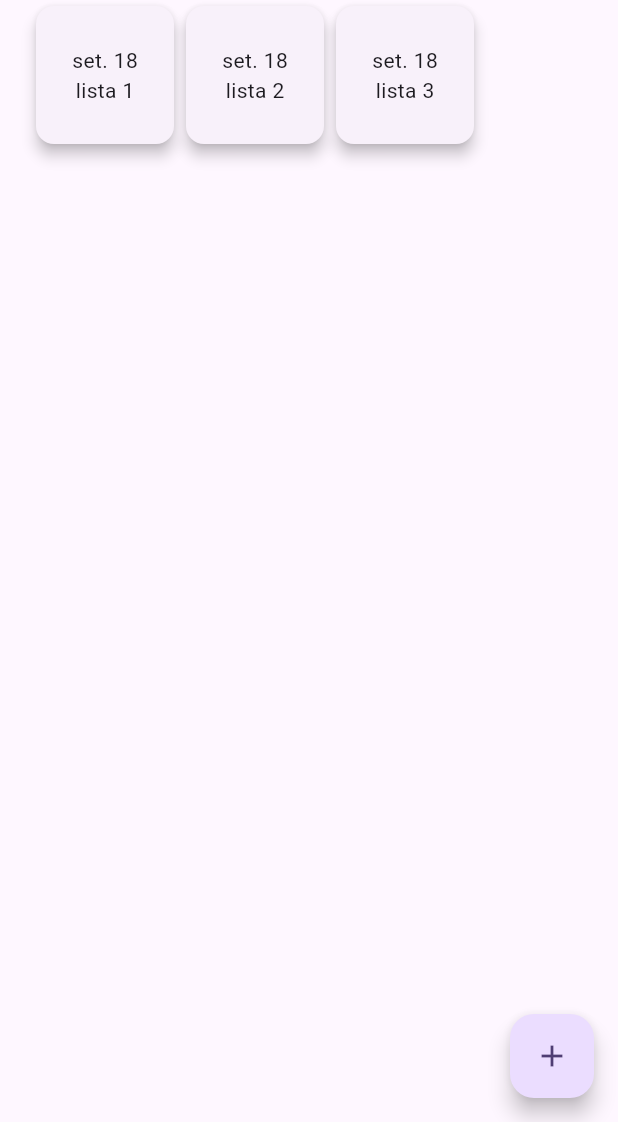
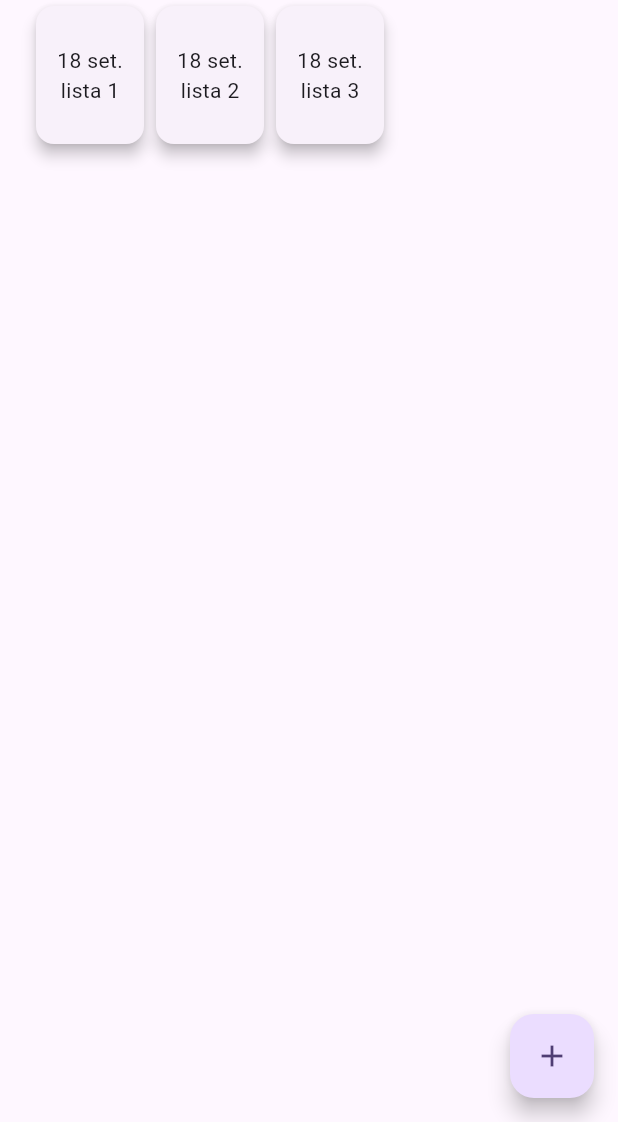
Before and after one commit to Tworres/super_lista_TCC, a Flutter app: the screen it shows after launch, on a phone screen of 412 x 824 dp, the part 114-1236 px from its top. Run offline on Flutter 3.47's test engine with Material 3 defaults, Android fonts, the phone set to English and light mode, and no system bars.

Commit message:
Refatoração + listas

```diff
--- a/lib/main.dart
+++ b/lib/main.dart
@@ -1,7 +1,6 @@
 import 'package:flutter/material.dart';
 import 'package:flutter_localizations/flutter_localizations.dart';
-import 'package:intl/intl.dart';
-import 'package:super_lista/pages/home.dart';
+import 'package:super_lista/screens/home_screen.dart';
 
 void main() {
   runApp(MyApp());
--- a/lib/modals/lista_de_compra.dart
+++ b/lib/modals/lista_de_compra.dart
@@ -1,11 +1,33 @@
+import 'package:super_lista/modals/lista_de_compra_item.dart';
+
 class ListaDeCompra {
   final int id;
-  final String titulo;
-  final DateTime data;
+  final DateTime? data;
+  final String? titulo;
 
   ListaDeCompra({
     required this.id,
-    required this.titulo,
-    required this.data,
+    this.data,
+    this.titulo,
   });
+
+  static final List<ListaDeCompra> _listaDeCompra = [
+    ListaDeCompra(id: 1, titulo: 'lista 1', data: DateTime.now()),
+    ListaDeCompra(id: 2, titulo: 'lista 2', data: DateTime.now()),
+    ListaDeCompra(id: 3, titulo: 'lista 3', data: DateTime.now()),
+  ];
+
+  static todos() {
+    return _listaDeCompra;
+  }
+
+  static inserir(ListaDeCompra lista) {
+    return ListaDeCompra._listaDeCompra.add(lista);
+  }
+
+  List<ListaDeCompraItem> listaDeCompraItens() {
+    return ListaDeCompraItem.todos().where((item) {
+      return item.listaDeCompraId == id;
+    }).toList();
+  }
 }
--- /dev/null
+++ b/lib/modals/lista_de_compra_item.dart
@@ -0,0 +1,36 @@
+class ListaDeCompraItem {
+  final int id;
+  final int listaDeCompraId;
+  final String? titulo;
+  final bool isConcluido;
+  final DateTime? concluidoEm;
+  final DateTime? criadoEm;
+  final int quantidade;
+  final double? valor;
+
+  ListaDeCompraItem({
+    required this.id,
+    required this.listaDeCompraId,
+    this.titulo,
+    this.isConcluido = false,
+    this.concluidoEm,
+    this.criadoEm,
+    this.quantidade = 1,
+    this.valor,
+  });
+
+  static final List<ListaDeCompraItem> _listaDeCompraItens = [
+    ListaDeCompraItem(id: 1, listaDeCompraId: 1, titulo: 'desodorante', valor: 17.9, criadoEm: DateTime.now()),
+    ListaDeCompraItem(id: 2, listaDeCompraId: 1, titulo: 'desodorante', valor: 17.9, criadoEm: DateTime.now()),
+    ListaDeCompraItem(id: 3, listaDeCompraId: 1, titulo: 'desodorante', valor: 17.9, criadoEm: DateTime.now()),
+    ListaDeCompraItem(id: 4, listaDeCompraId: 1, titulo: 'desodorante', valor: 17.9, criadoEm: DateTime.now()),
+  ];
+
+  static List<ListaDeCompraItem> todos() {
+    return ListaDeCompraItem._listaDeCompraItens;
+  }
+
+  static inserir(ListaDeCompraItem item) {
+    ListaDeCompraItem._listaDeCompraItens.add(item);
+  }
+}
--- a/lib/pages/home.dart
+++ /dev/null
@@ -1,67 +0,0 @@
-import 'package:flutter/material.dart';
-import 'package:intl/intl.dart';
-import 'package:super_lista/components/my_app_bar.dart';
-import 'package:super_lista/modals/lista_de_compra.dart';
-import 'package:super_lista/pages/lista_mercado.dart';
-
-class Home extends StatefulWidget {
-  const Home({super.key});
-
-  @override
-  State<Home> createState() => _HomeState();
-}
-
-class _HomeState extends State<Home> {
-  final List<ListaDeCompra> _listaDeCompras = [
-    ListaDeCompra(id: 1, titulo: 'lista 1', data: DateTime.now()),
-    ListaDeCompra(id: 2, titulo: 'lista 2', data: DateTime.now()),
-    ListaDeCompra(id: 3, titulo: 'lista 3', data: DateTime.now()),
-  ];
-
-  @override
-  Widget build(BuildContext context) {
-    return Scaffold(
-      appBar: myAppBar(),
-      body: Padding(
-        padding: const EdgeInsets.symmetric(horizontal: 20),
-        child: Column(
-          crossAxisAlignment: CrossAxisAlignment.start,
-          children: [
-            const Text(
-              'Listas',
-            ),
-            Row(
-              children: [
-                for (var lista in _listaDeCompras) ...[
-                  GestureDetector(
-                    onTap: () {
-                      Navigator.of(context).push(MaterialPageRoute(builder: (_) => ListaMercado(listaDeCompra: lista)));
-                    },
-                    child: SizedBox(
-                      width: 100,
-                      height: 100,
-                      child: Card(
-                        elevation: 4,
-                        child: Column(
-                          mainAxisAlignment: MainAxisAlignment.center,
-                          children: [
-                            Text(DateFormat('MMM dd', 'pt_br').format(lista.data)),
-                            Text(lista.titulo),
-                          ],
-                        ),
-                      ),
-                    ),
-                  )
-                ]
-              ],
-            )
-          ],
-        ),
-      ),
-      floatingActionButton: FloatingActionButton(
-        onPressed: () {},
-        child: const Icon(Icons.add),
-      ),
-    );
-  }
-}
--- /dev/null
+++ b/lib/screens/home_screen.dart
@@ -0,0 +1,84 @@
+import 'package:flutter/material.dart';
+import 'package:intl/intl.dart';
+import 'package:super_lista/blocs/lista_de_compra_form.dart';
+import 'package:super_lista/blocs/my_app_bar.dart';
+import 'package:super_lista/modals/lista_de_compra.dart';
+import 'package:super_lista/screens/lista_compra_itens_screen.dart';
+
+class Home extends StatefulWidget {
+  const Home({super.key});
+
+  @override
+  State<Home> createState() => _HomeState();
+}
+
+class _HomeState extends State<Home> {
+  final List<ListaDeCompra> _listaDeCompras = ListaDeCompra.todos();
+
+  _onListaDeCompraFormSubmit(String? titulo, DateTime? data) {
+    setState(() {
+      final newLista = ListaDeCompra(id: 4, data: data, titulo: titulo);
+      ListaDeCompra.inserir(newLista);
+    });
+  }
+
+  _showModalFormLista() {
+    showModalBottomSheet(
+        context: context,
+        builder: (ctx) {
+          return Padding(padding: EdgeInsets.symmetric(horizontal: 20), child: ListaDeCompraForm(onSubmit: _onListaDeCompraFormSubmit));
+        });
+  }
+
+  @override
+  Widget build(BuildContext context) {
+    return Scaffold(
+      appBar: myAppBar(),
+      body: Column(
+        crossAxisAlignment: CrossAxisAlignment.start,
+        children: [
+          const Padding(
+            padding: EdgeInsets.symmetric(horizontal: 20),
+            child: Text('Listas'),
+          ),
+          SizedBox(
+            height: 100,
+            child: ListView(
+              padding: const EdgeInsets.only(left: 20),
+              scrollDirection: Axis.horizontal,
+              children: [
+                for (var lista in _listaDeCompras) ...[
+                  GestureDetector(
+                    onTap: () {
+                      Navigator.of(context).push(MaterialPageRoute(builder: (_) => ListaDeCompraItensScreen(listaDeCompra: lista)));
+                    },
+                    child: SizedBox(
+                      width: 80,
+                      height: 80,
+                      child: Card(
+                        elevation: 4,
+                        child: Column(
+                          mainAxisAlignment: MainAxisAlignment.center,
+                          children: [
+                            if (lista.data != null) Text(DateFormat('dd MMM', 'pt_br').format(lista.data!)),
+                            if (lista.titulo != null) FittedBox(child: Text(lista.titulo!)),
+                          ],
+                        ),
+                      ),
+                    ),
+                  )
+                ]
+              ],
+            ),
+          )
+        ],
+      ),
+      floatingActionButton: FloatingActionButton(
+        onPressed: () {
+          _showModalFormLista();
+        },
+        child: const Icon(Icons.add),
+      ),
+    );
+  }
+}
```
Also changed, not shown: lib/blocs/lista_de_compra_form.dart (added, +63 -0 lines), lib/blocs/lista_de_compra_item_form.dart (added, +63 -0 lines), lib/pages/lista_mercado.dart (deleted, +0 -40 lines), lib/screens/lista_compra_itens_screen.dart (added, +54 -0 lines), lib/blocs/my_app_bar.dart (renamed from lib/components/my_app_bar.dart).
